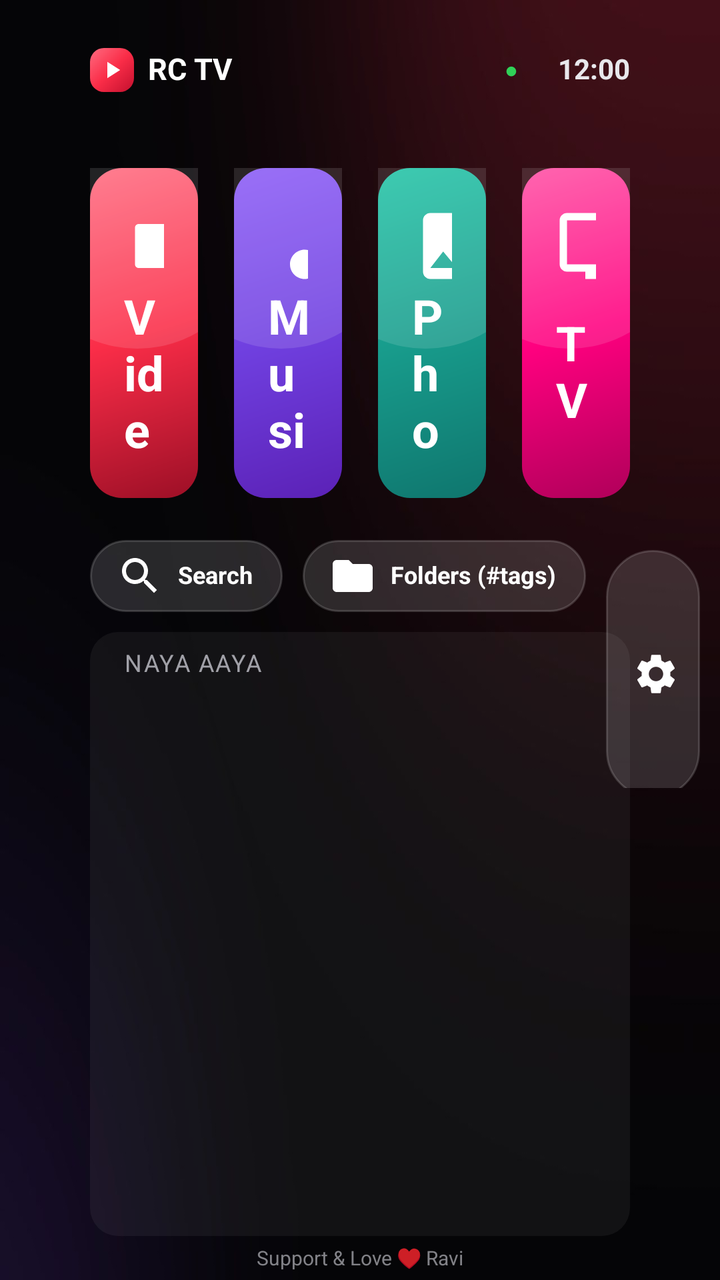
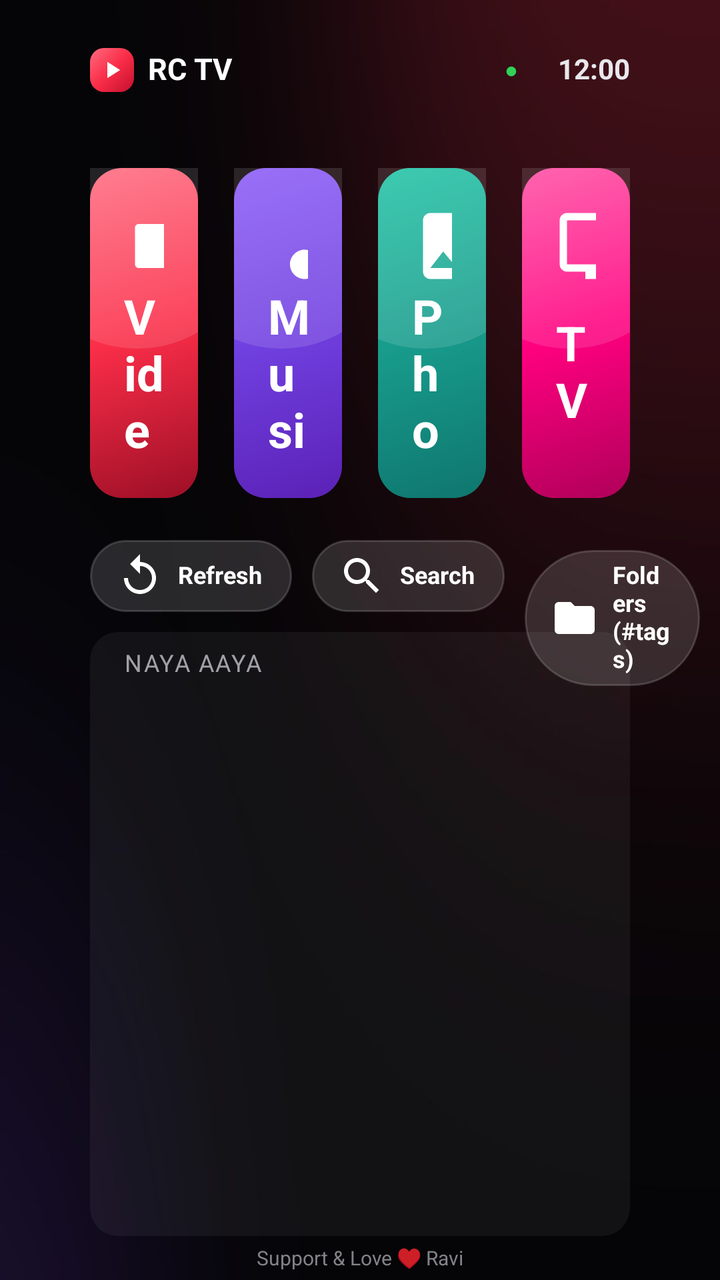

Before-and-after screenshots of an Android layout around one commit, followed by the original layout XML and the change that was made.
<!-- AndroidManifest.xml: application theme Theme.RCTV -->
<!-- res/layout/activity_main.xml -->
<?xml version="1.0" encoding="utf-8"?>
<FrameLayout xmlns:android="http://schemas.android.com/apk/res/android" android:layout_width="match_parent" android:layout_height="match_parent" android:background="@drawable/bg_app">

    <LinearLayout android:layout_width="match_parent" android:layout_height="wrap_content" android:layout_marginStart="45dp"
        android:layout_marginEnd="45dp" android:layout_marginTop="24dp" android:gravity="center_vertical" android:orientation="horizontal">
        <FrameLayout android:layout_width="22dp" android:layout_height="22dp" android:background="@drawable/logo_dot">
            <ImageView android:layout_width="14dp" android:layout_height="14dp" android:layout_gravity="center" android:src="@drawable/ic_play"/>
        </FrameLayout>
        <TextView style="@style/T.B" android:layout_width="wrap_content" android:layout_height="wrap_content" android:layout_marginStart="7dp"
            android:text="RC TV" android:textSize="15sp"/>
        <Space android:layout_width="0dp" android:layout_height="1dp" android:layout_weight="1"/>
        <TextView android:id="@+id/statusDot" style="@style/T" android:layout_width="wrap_content" android:layout_height="wrap_content" android:text="●" android:textSize="11sp" android:textColor="#FF30D158"/>
        <TextView android:id="@+id/status" style="@style/T.Sub" android:layout_width="wrap_content" android:layout_height="wrap_content" android:layout_marginStart="5dp" android:textSize="11sp" android:maxLines="1"/>
        <TextClock style="@style/T.B" android:layout_width="wrap_content" android:layout_height="wrap_content" android:layout_marginStart="15dp"
            android:format12Hour="h:mm" android:format24Hour="HH:mm" android:textSize="14sp" android:textColor="#FFE8E8EC"/>
    </LinearLayout>
    <LinearLayout android:layout_width="match_parent" android:layout_height="wrap_content" android:layout_marginStart="36dp" android:layout_marginEnd="36dp"
        android:layout_marginTop="84dp" android:orientation="horizontal">

    <FrameLayout android:id="@+id/tileVideos" android:layout_width="0dp" android:layout_height="165dp" android:layout_weight="1"
        android:layout_marginStart="9dp" android:layout_marginEnd="9dp" android:foreground="@drawable/focus_ring" android:focusable="true" android:clickable="true">
      <FrameLayout android:tag="clip" android:layout_width="match_parent" android:layout_height="match_parent" android:background="@drawable/tile_red" android:duplicateParentState="true">
        <View android:layout_width="120dp" android:layout_height="120dp" android:layout_gravity="top|end"
            android:layout_marginTop="-30dp" android:layout_marginEnd="-30dp" android:background="@drawable/circle_deco"/>
        <LinearLayout android:layout_width="match_parent" android:layout_height="match_parent" android:orientation="vertical" android:padding="17dp">
            <ImageView android:layout_width="44dp" android:layout_height="44dp" android:src="@drawable/ic_video"/>
            <Space android:layout_width="1dp" android:layout_height="0dp" android:layout_weight="1"/>
            <TextView style="@style/T.B" android:layout_width="wrap_content" android:layout_height="wrap_content" android:text="Videos" android:textSize="24sp"/>
            <TextView android:id="@+id/nVideos" style="@style/T" android:layout_width="wrap_content" android:layout_height="wrap_content"
                android:layout_marginTop="3dp" android:textSize="12sp" android:textColor="#D9FFFFFF" android:maxLines="1"/>
        </LinearLayout>
    </FrameLayout>
    </FrameLayout>

    <FrameLayout android:id="@+id/tileMusic" android:layout_width="0dp" android:layout_height="165dp" android:layout_weight="1"
        android:layout_marginStart="9dp" android:layout_marginEnd="9dp" android:foreground="@drawable/focus_ring" android:focusable="true" android:clickable="true">
      <FrameLayout android:tag="clip" android:layout_width="match_parent" android:layout_height="match_parent" android:background="@drawable/tile_purple" android:duplicateParentState="true">
        <View android:layout_width="120dp" android:layout_height="120dp" android:layout_gravity="top|end"
            android:layout_marginTop="-30dp" android:layout_marginEnd="-30dp" android:background="@drawable/circle_deco"/>
        <LinearLayout android:layout_width="match_parent" android:layout_height="match_parent" android:orientation="vertical" android:padding="17dp">
            <ImageView android:layout_width="44dp" android:layout_height="44dp" android:src="@drawable/ic_music"/>
            <Space android:layout_width="1dp" android:layout_height="0dp" android:layout_weight="1"/>
            <TextView style="@style/T.B" android:layout_width="wrap_content" android:layout_height="wrap_content" android:text="Music" android:textSize="24sp"/>
            <TextView android:id="@+id/nMusic" style="@style/T" android:layout_width="wrap_content" android:layout_height="wrap_content"
                android:layout_marginTop="3dp" android:textSize="12sp" android:textColor="#D9FFFFFF" android:maxLines="1"/>
        </LinearLayout>
    </FrameLayout>
    </FrameLayout>

    <FrameLayout android:id="@+id/tilePhotos" android:layout_width="0dp" android:layout_height="165dp" android:layout_weight="1"
        android:layout_marginStart="9dp" android:layout_marginEnd="9dp" android:foreground="@drawable/focus_ring" android:focusable="true" android:clickable="true">
      <FrameLayout android:tag="clip" android:layout_width="match_parent" android:layout_height="match_parent" android:background="@drawable/tile_teal" android:duplicateParentState="true">
        <View android:layout_width="120dp" android:layout_height="120dp" android:layout_gravity="top|end"
            android:layout_marginTop="-30dp" android:layout_marginEnd="-30dp" android:background="@drawable/circle_deco"/>
        <LinearLayout android:layout_width="match_parent" android:layout_height="match_parent" android:orientation="vertical" android:padding="17dp">
            <ImageView android:layout_width="44dp" android:layout_height="44dp" android:src="@drawable/ic_photo"/>
            <Space android:layout_width="1dp" android:layout_height="0dp" android:layout_weight="1"/>
            <TextView style="@style/T.B" android:layout_width="wrap_content" android:layout_height="wrap_content" android:text="Photos" android:textSize="24sp"/>
            <TextView android:id="@+id/nPhotos" style="@style/T" android:layout_width="wrap_content" android:layout_height="wrap_content"
                android:layout_marginTop="3dp" android:textSize="12sp" android:textColor="#D9FFFFFF" android:maxLines="1"/>
        </LinearLayout>
    </FrameLayout>
    </FrameLayout>

    <FrameLayout android:id="@+id/tileTV" android:layout_width="0dp" android:layout_height="165dp" android:layout_weight="1"
        android:layout_marginStart="9dp" android:layout_marginEnd="9dp" android:foreground="@drawable/focus_ring" android:focusable="true" android:clickable="true">
      <FrameLayout android:tag="clip" android:layout_width="match_parent" android:layout_height="match_parent" android:background="@drawable/tile_tv" android:duplicateParentState="true">
        <View android:layout_width="120dp" android:layout_height="120dp" android:layout_gravity="top|end"
            android:layout_marginTop="-30dp" android:layout_marginEnd="-30dp" android:background="@drawable/circle_deco"/>
        <LinearLayout android:layout_width="match_parent" android:layout_height="match_parent" android:orientation="vertical" android:padding="17dp">
            <ImageView android:layout_width="44dp" android:layout_height="44dp" android:src="@drawable/ic_tv"/>
            <Space android:layout_width="1dp" android:layout_height="0dp" android:layout_weight="1"/>
            <TextView style="@style/T.B" android:layout_width="wrap_content" android:layout_height="wrap_content" android:text="TV" android:textSize="24sp"/>
            <TextView android:id="@+id/nTV" style="@style/T" android:layout_width="wrap_content" android:layout_height="wrap_content"
                android:layout_marginTop="3dp" android:textSize="12sp" android:textColor="#D9FFFFFF" android:maxLines="1"/>
        </LinearLayout>
    </FrameLayout>
    </FrameLayout>
    </LinearLayout>
    <LinearLayout android:layout_width="wrap_content" android:layout_height="wrap_content" android:layout_marginStart="45dp" android:layout_marginTop="270dp" android:orientation="horizontal">

        <TextView android:id="@+id/chipSearch" style="@style/T.B" android:layout_width="wrap_content" android:layout_height="wrap_content"
            android:layout_marginEnd="10dp" android:background="@drawable/chip_bg" android:drawableStart="@drawable/ic_search" android:drawablePadding="7dp"
            android:paddingStart="13dp" android:paddingEnd="15dp" android:paddingTop="6dp" android:paddingBottom="6dp" android:gravity="center_vertical"
            android:text="Search" android:textSize="12sp" android:focusable="true" android:clickable="true"/>

        <TextView android:id="@+id/chipFolders" style="@style/T.B" android:layout_width="wrap_content" android:layout_height="wrap_content"
            android:layout_marginEnd="10dp" android:background="@drawable/chip_bg" android:drawableStart="@drawable/ic_folder" android:drawablePadding="7dp"
            android:paddingStart="13dp" android:paddingEnd="15dp" android:paddingTop="6dp" android:paddingBottom="6dp" android:gravity="center_vertical"
            android:text="Folders (#tags)" android:textSize="12sp" android:focusable="true" android:clickable="true"/>

        <TextView android:id="@+id/chipSettings" style="@style/T.B" android:layout_width="wrap_content" android:layout_height="wrap_content"
            android:layout_marginEnd="10dp" android:background="@drawable/chip_bg" android:drawableStart="@drawable/ic_settings" android:drawablePadding="7dp"
            android:paddingStart="13dp" android:paddingEnd="15dp" android:paddingTop="6dp" android:paddingBottom="6dp" android:gravity="center_vertical"
            android:text="Settings" android:textSize="12sp" android:focusable="true" android:clickable="true"/>
    </LinearLayout>
    <LinearLayout android:layout_width="match_parent" android:layout_height="match_parent" android:layout_marginStart="45dp" android:layout_marginEnd="45dp"
        android:layout_marginTop="316dp" android:layout_marginBottom="22dp" android:background="@drawable/glass" android:orientation="vertical"
        android:paddingStart="12dp" android:paddingEnd="12dp" android:paddingTop="9dp" android:paddingBottom="6dp">
        <TextView style="@style/T.Sub" android:layout_width="wrap_content" android:layout_height="wrap_content" android:layout_marginStart="5dp"
            android:layout_marginBottom="4dp" android:letterSpacing="0.06" android:text="NAYA AAYA" android:textSize="12sp"/>
        <FrameLayout android:layout_width="match_parent" android:layout_height="match_parent">
            <androidx.recyclerview.widget.RecyclerView android:id="@+id/recent" android:layout_width="match_parent" android:layout_height="match_parent"
                android:clipToPadding="false" android:paddingTop="2dp" android:paddingBottom="2dp"/>
            <TextView android:id="@+id/empty" style="@style/T.Sub" android:layout_width="match_parent" android:layout_height="wrap_content"
                android:layout_gravity="center" android:gravity="center" android:textSize="13sp" android:visibility="gone"/>
        </FrameLayout>
    </LinearLayout>

    
    <TextView android:id="@+id/footer" style="@style/T.Sub" android:layout_width="match_parent" android:layout_height="wrap_content" android:layout_gravity="bottom"
        android:layout_marginBottom="5dp" android:gravity="center" android:text="Support &amp; Love ♥ Ravi" android:textSize="10sp" android:alpha="0.8"/>
</FrameLayout>
<!-- resources referenced by this layout -->
<resources>
  <!-- drawable circle_deco (drawable) -->
  <?xml version="1.0" encoding="utf-8"?>
  <shape xmlns:android="http://schemas.android.com/apk/res/android" android:shape="oval"><solid android:color="#1FFFFFFF"/></shape>
  <!-- drawable focus_ring (drawable) -->
  <?xml version="1.0" encoding="utf-8"?>
  <selector xmlns:android="http://schemas.android.com/apk/res/android"><item android:state_focused="true"><shape><stroke android:width="3dp" android:color="#FFFFFFFF"/><corners android:radius="16dp"/></shape></item><item><shape><solid android:color="#00000000"/></shape></item></selector>
  <!-- drawable glass (drawable) -->
  <?xml version="1.0" encoding="utf-8"?>
  <shape xmlns:android="http://schemas.android.com/apk/res/android"><solid android:color="#0DFFFFFF"/><corners android:radius="14dp"/></shape>
  <!-- drawable ic_music (drawable) -->
  <vector xmlns:android="http://schemas.android.com/apk/res/android" android:width="24dp" android:height="24dp" android:viewportWidth="24" android:viewportHeight="24"><path android:fillColor="#FFFFFFFF" android:pathData="M12,3v10.55c-0.59,-0.34 -1.27,-0.55 -2,-0.55 -2.21,0 -4,1.79 -4,4s1.79,4 4,4 4,-1.79 4,-4V7h4V3h-6z"/></vector>
  <!-- drawable ic_play (drawable) -->
  <vector xmlns:android="http://schemas.android.com/apk/res/android" android:width="24dp" android:height="24dp" android:viewportWidth="24" android:viewportHeight="24"><path android:fillColor="#FFFFFFFF" android:pathData="M8,5v14l11,-7z"/></vector>
  <!-- drawable logo_dot (drawable) -->
  <?xml version="1.0" encoding="utf-8"?>
  <shape xmlns:android="http://schemas.android.com/apk/res/android"><gradient android:angle="315" android:startColor="#FFFF6B80" android:centerColor="#FFFA2D48" android:endColor="#FFC3102E"/><corners android:radius="7dp"/></shape>
  <!-- drawable tile_purple (drawable) -->
  <?xml version="1.0" encoding="utf-8"?>
  <shape xmlns:android="http://schemas.android.com/apk/res/android"><gradient android:angle="315" android:startColor="#FF8B5CF6" android:centerColor="#FF7040e0" android:endColor="#FF5B21B6"/><corners android:radius="16dp"/></shape>
  <!-- drawable tile_red (drawable) -->
  <?xml version="1.0" encoding="utf-8"?>
  <shape xmlns:android="http://schemas.android.com/apk/res/android"><gradient android:angle="315" android:startColor="#FFFF6B80" android:centerColor="#FFFA2D48" android:endColor="#FF9C0F26"/><corners android:radius="16dp"/></shape>
  <!-- drawable tile_teal (drawable) -->
  <?xml version="1.0" encoding="utf-8"?>
  <shape xmlns:android="http://schemas.android.com/apk/res/android"><gradient android:angle="315" android:startColor="#FF22C3A6" android:centerColor="#FF189c8c" android:endColor="#FF0F766E"/><corners android:radius="16dp"/></shape>
  <!-- drawable tile_tv (drawable) -->
  <?xml version="1.0" encoding="utf-8"?>
  <shape xmlns:android="http://schemas.android.com/apk/res/android"><gradient android:angle="315" android:startColor="#FFFF4FA3" android:centerColor="#FFff007f" android:endColor="#FFB0005A"/><corners android:radius="16dp"/></shape>
  <style name="T"><item name="android:textColor">#FFFFFFFF</item><item name="android:includeFontPadding">false</item></style>
  <style name="T.B"><item name="android:textStyle">bold</item></style>
  <style name="T.Sub"><item name="android:textColor">@color/sub</item></style>
  <color name="sub">#FFA1A1A8</color>
  <color name="acc">#FFFA2D48</color>
  <!-- unchanged entries left out for length: 9 -->
</resources>

<!-- the commit's change to res/layout/activity_main.xml (unified diff, before → after) -->
@@ -79,6 +79,11 @@
     </LinearLayout>
     <LinearLayout android:layout_width="wrap_content" android:layout_height="wrap_content" android:layout_marginStart="45dp" android:layout_marginTop="270dp" android:orientation="horizontal">
 
+        <TextView android:id="@+id/chipRefresh" style="@style/T.B" android:layout_width="wrap_content" android:layout_height="wrap_content"
+            android:layout_marginEnd="10dp" android:background="@drawable/chip_bg" android:drawableStart="@drawable/ic_restart" android:drawablePadding="7dp"
+            android:paddingStart="13dp" android:paddingEnd="15dp" android:paddingTop="6dp" android:paddingBottom="6dp" android:gravity="center_vertical"
+            android:text="Refresh" android:textSize="12sp" android:focusable="true" android:clickable="true"/>
+
         <TextView android:id="@+id/chipSearch" style="@style/T.B" android:layout_width="wrap_content" android:layout_height="wrap_content"
             android:layout_marginEnd="10dp" android:background="@drawable/chip_bg" android:drawableStart="@drawable/ic_search" android:drawablePadding="7dp"
             android:paddingStart="13dp" android:paddingEnd="15dp" android:paddingTop="6dp" android:paddingBottom="6dp" android:gravity="center_vertical"
<!-- resource entries referenced after the edit -->
@@ -13,6 +13,8 @@
   <vector xmlns:android="http://schemas.android.com/apk/res/android" android:width="24dp" android:height="24dp" android:viewportWidth="24" android:viewportHeight="24"><path android:fillColor="#FFFFFFFF" android:pathData="M12,3v10.55c-0.59,-0.34 -1.27,-0.55 -2,-0.55 -2.21,0 -4,1.79 -4,4s1.79,4 4,4 4,-1.79 4,-4V7h4V3h-6z"/></vector>
   <!-- drawable ic_play (drawable) -->
   <vector xmlns:android="http://schemas.android.com/apk/res/android" android:width="24dp" android:height="24dp" android:viewportWidth="24" android:viewportHeight="24"><path android:fillColor="#FFFFFFFF" android:pathData="M8,5v14l11,-7z"/></vector>
+  <!-- drawable ic_restart (drawable) -->
+  <vector xmlns:android="http://schemas.android.com/apk/res/android" android:width="24dp" android:height="24dp" android:viewportWidth="24" android:viewportHeight="24"><path android:fillColor="#FFFFFFFF" android:pathData="M12,5V1L7,6l5,5V7c3.31,0 6,2.69 6,6s-2.69,6 -6,6 -6,-2.69 -6,-6H4c0,4.42 3.58,8 8,8s8,-3.58 8,-8 -3.58,-8 -8,-8z"/></vector>
   <!-- drawable logo_dot (drawable) -->
   <?xml version="1.0" encoding="utf-8"?>
   <shape xmlns:android="http://schemas.android.com/apk/res/android"><gradient android:angle="315" android:startColor="#FFFF6B80" android:centerColor="#FFFA2D48" android:endColor="#FFC3102E"/><corners android:radius="7dp"/></shape>
